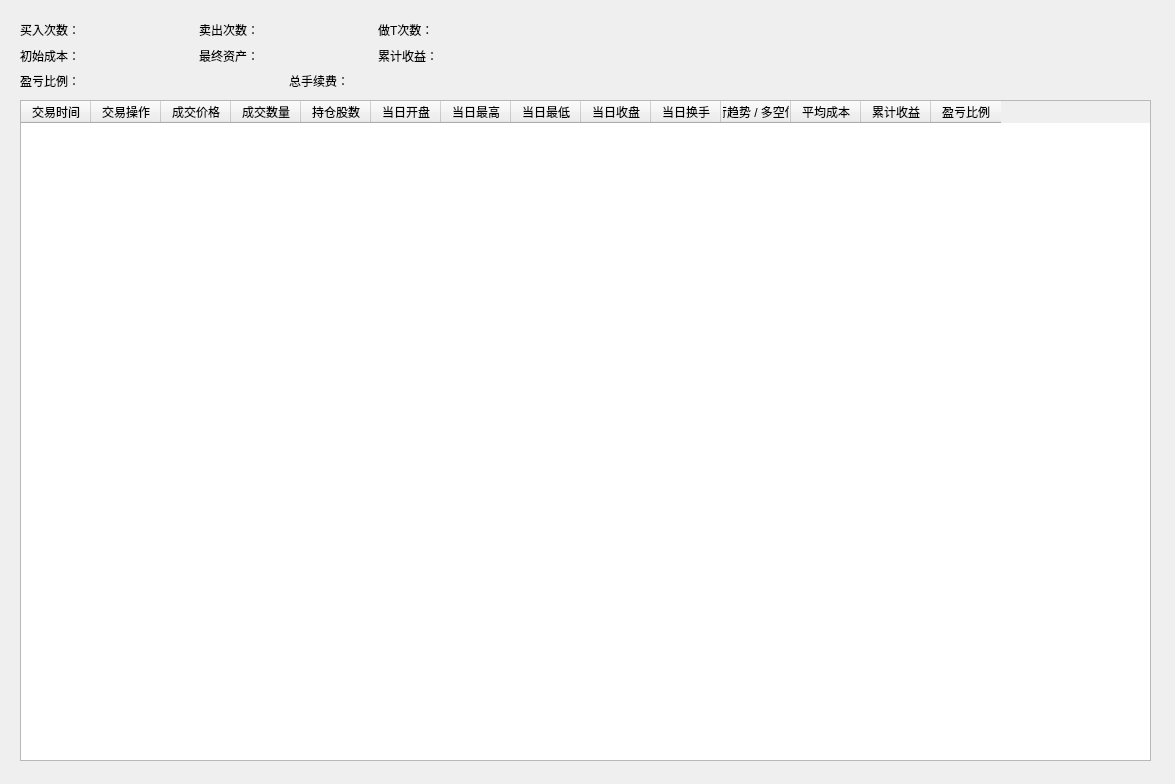
Qt form QtDesign/TradeSimulator.ui (victor647/QuantumStockTrade) before a commit.
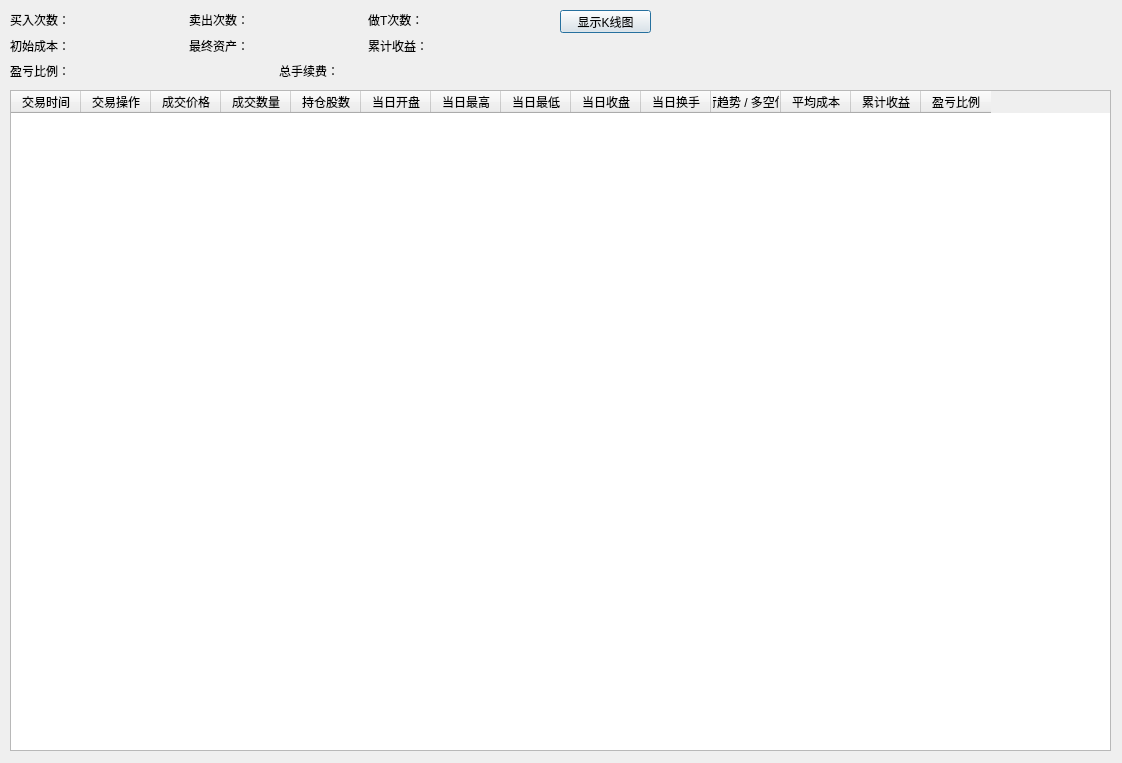
The same form after that commit.

The edit to the form file:
```diff
--- a/QtDesign/TradeSimulator.ui
+++ b/QtDesign/TradeSimulator.ui
@@ -6,8 +6,8 @@
    <rect>
     <x>0</x>
     <y>0</y>
-    <width>1175</width>
-    <height>784</height>
+    <width>1122</width>
+    <height>763</height>
    </rect>
   </property>
   <property name="windowTitle">
@@ -16,9 +16,9 @@
   <widget class="QTableWidget" name="tblTradeHistory">
    <property name="geometry">
     <rect>
-     <x>20</x>
-     <y>100</y>
-     <width>1131</width>
+     <x>10</x>
+     <y>90</y>
+     <width>1101</width>
      <height>661</height>
     </rect>
    </property>
@@ -114,8 +114,8 @@
   <widget class="QWidget" name="layoutWidget">
    <property name="geometry">
     <rect>
-     <x>20</x>
-     <y>20</y>
+     <x>10</x>
+     <y>10</y>
      <width>531</width>
      <height>71</height>
     </rect>
@@ -245,6 +245,24 @@
     </item>
    </layout>
   </widget>
+  <widget class="QPushButton" name="btnShowDiagram">
+   <property name="geometry">
+    <rect>
+     <x>560</x>
+     <y>10</y>
+     <width>91</width>
+     <height>23</height>
+    </rect>
+   </property>
+   <property name="font">
+    <font>
+     <family>Microsoft YaHei UI</family>
+    </font>
+   </property>
+   <property name="text">
+    <string>显示K线图</string>
+   </property>
+  </widget>
  </widget>
  <resources/>
  <connections/>
```
Left out of the diff: 22 changed lines with no effect on the pictures.
